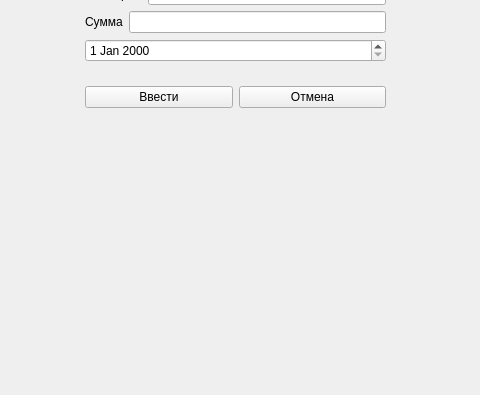
The window that untitled1/expenseredact.ui (LevGolodin/C-Project) describes before a commit, drawn with Qt 5; both pictures show x 145 to 625 and y 205 to 600 of the 800 by 600 pixel window.
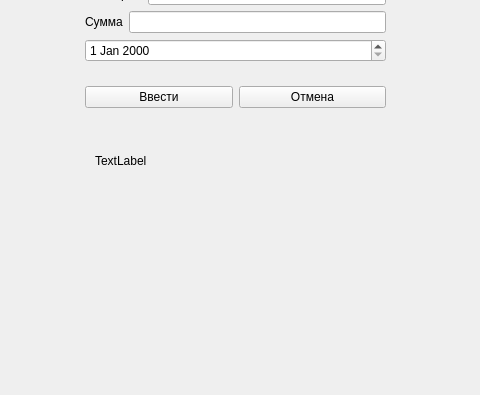
The same window after the commit.

What changed in the file:
```diff
--- a/untitled1/expenseredact.ui
+++ b/untitled1/expenseredact.ui
@@ -128,6 +128,19 @@
      </item>
     </layout>
    </widget>
+   <widget class="QLabel" name="label_3">
+    <property name="geometry">
+     <rect>
+      <x>240</x>
+      <y>350</y>
+      <width>291</width>
+      <height>31</height>
+     </rect>
+    </property>
+    <property name="text">
+     <string>TextLabel</string>
+    </property>
+   </widget>
   </widget>
   <widget class="QMenuBar" name="menubar">
    <property name="geometry">
```
